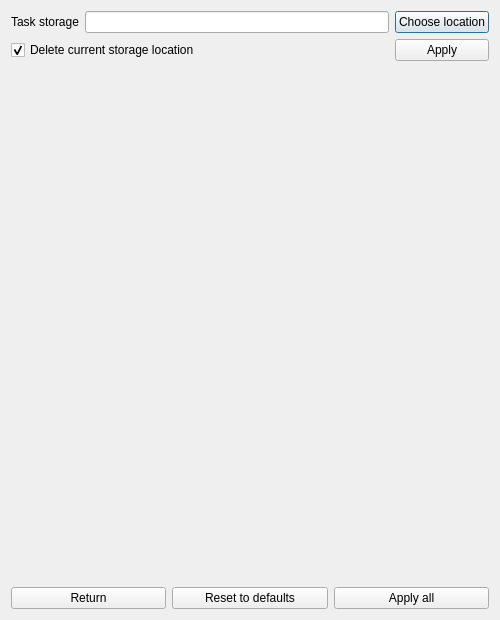
Qt form settings.ui (SecurityCze/programming_for_dummies_by_dummies_application) before a commit.
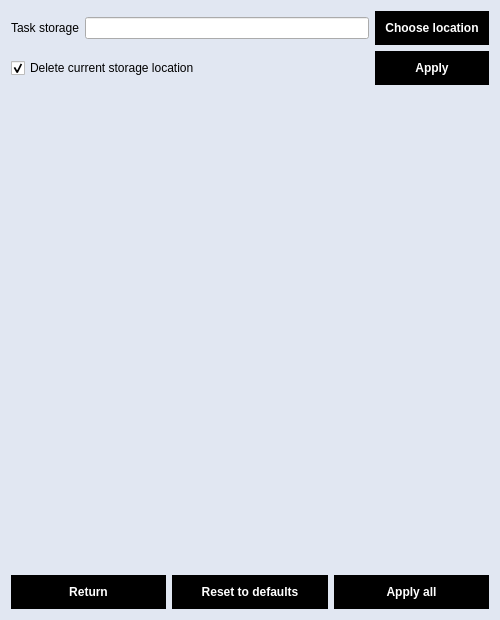
The same form after that commit.

Commit message: Add: settings design

Diff of the .ui file:
```diff
--- a/settings.ui
+++ b/settings.ui
@@ -13,6 +13,60 @@
   <property name="windowTitle">
    <string>Dialog</string>
   </property>
+  <property name="styleSheet">
+   <string notr="true">QDialog {
+	background-color: #E1E7F2;
+}
+
+QPushButton {
+	padding: 10px;
+	color: white;
+	font-weight: bold;
+	border: none;
+}
+
+/* default button style */
+QPushButton {
+	background-color: black;
+}
+
+QPushButton:hover {
+	background-color: grey;
+}
+
+/* OKbutton button style */
+QPushButton[objectName=&quot;OKbutton&quot;], QPushButton[objectName=&quot;applyAllButton&quot;], QPushButton[objectName=&quot;taskStorageApplyButton&quot;] {
+	background-color: #85B404;
+}
+
+QPushButton[objectName=&quot;OKbutton&quot;]:hover, QPushButton[objectName=&quot;applyAllButton&quot;]:hover, QPushButton[objectName=&quot;taskStorageApplyButton&quot;]:hover {
+	background-color: #A2DC04;
+}
+
+/* refresh button style */
+QPushButton[objectName=&quot;refreshButton&quot;], QPushButton[objectName=&quot;taskStorageChooseDialogButton&quot;],
+QPushButton[objectName=&quot;resetDefaultButton&quot;] {
+	background-color: #197BBD;
+}
+
+QPushButton[objectName=&quot;refreshButton&quot;]:hover, QPushButton[objectName=&quot;taskStorageChooseDialogButton&quot;]:hover,
+QPushButton[objectName=&quot;resetDefaultButton&quot;]:hover {
+	background-color: #6A7FDB;
+}
+
+/* &quot;deny&quot; button style */
+QPushButton[objectName=&quot;returnButton&quot;] {
+	background-color: #E0001E;
+}
+
+QPushButton[objectName=&quot;returnButton&quot;]:hover {
+	background-color: #FF0022;
+}
+
+QPushButton[objectName=&quot;applyAllButton&quot;]:disabled, QPushButton[objectName=&quot;taskStorageApplyButton&quot;]:disabled {
+    background-color: #87898D;
+}</string>
+  </property>
   <layout class="QVBoxLayout" name="verticalLayout">
    <item>
     <layout class="QGridLayout" name="taskStorageLayout">
```
The commit also changes 2 other files.
